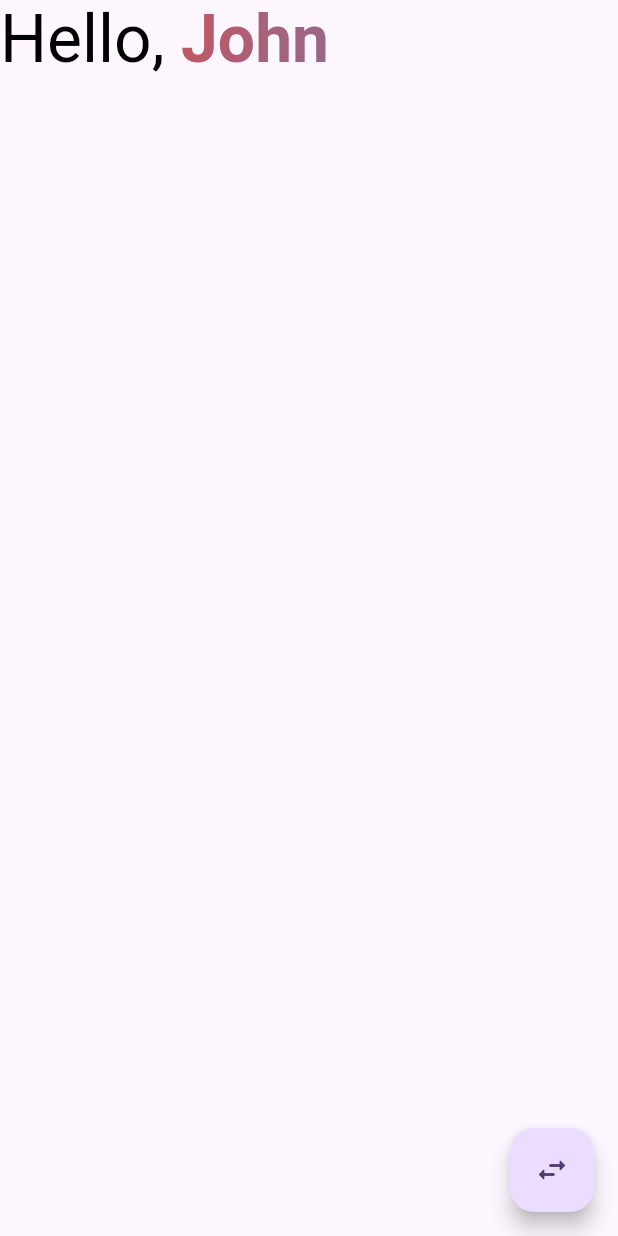
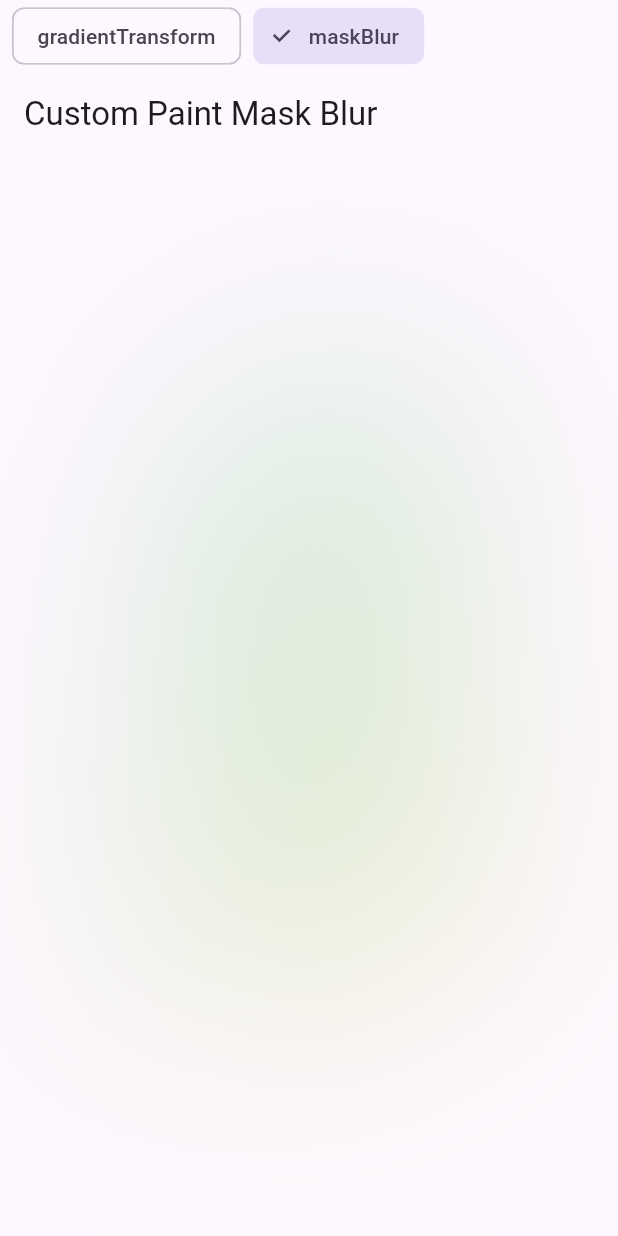
Before and after one commit to junaid1460/flutter_impeller_gradient_shader_bug_example, a Flutter app: the screen it shows after launch, on a phone screen of 412 x 824 dp. Run offline on Flutter 3.47's test engine with Material 2 defaults, Android fonts, the phone set to English and light mode, and no system bars.

Commit message:
example: mask blur with paths

```diff
--- a/lib/main.dart
+++ b/lib/main.dart
@@ -1,116 +1,74 @@
 import 'package:flutter/material.dart';
+import 'package:test/mask_blur.dart';
+
+import 'gradient_transform.dart';
 
 void main() {
-  runApp(const MyApp());
+  runApp(MaterialApp(
+    title: 'Flutter Demo',
+    theme: ThemeData(
+      colorScheme: ColorScheme.fromSeed(seedColor: Colors.deepPurple),
+      useMaterial3: true,
+    ),
+    home: Material(child: SafeArea(child: const MyApp())),
+  ));
 }
 
-class MyApp extends StatelessWidget {
+enum Issue {
+  gradientTransform,
+  maskBlur,
+}
+
+class MyApp extends StatefulWidget {
   const MyApp({super.key});
 
-  // This widget is the root of your application.
   @override
-  Widget build(BuildContext context) {
-    return MaterialApp(
-      title: 'Flutter Demo',
-      theme: ThemeData(
-        // This is the theme of your application.
-        //
-        // TRY THIS: Try running your application with "flutter run". You'll see
-        // the application has a blue toolbar. Then, without quitting the app,
-        // try changing the seedColor in the colorScheme below to Colors.green
-        // and then invoke "hot reload" (save your changes or press the "hot
-        // reload" button in a Flutter-supported IDE, or press "r" if you used
-        // the command line to start the app).
-        //
-        // Notice that the counter didn't reset back to zero; the application
-        // state is not lost during the reload. To reset the state, use hot
-        // restart instead.
-        //
-        // This works for code too, not just values: Most code changes can be
-        // tested with just a hot reload.
-        colorScheme: ColorScheme.fromSeed(seedColor: Colors.deepPurple),
-        useMaterial3: true,
-      ),
-      home: const MyHomePage(title: 'Flutter Demo Home Page'),
-    );
-  }
+  State<MyApp> createState() => _MyAppState();
 }
 
-class MyHomePage extends StatefulWidget {
-  const MyHomePage({super.key, required this.title});
-
-  // This widget is the home page of your application. It is stateful, meaning
-  // that it has a State object (defined below) that contains fields that affect
-  // how it looks.
-
-  // This class is the configuration for the state. It holds the values (in this
-  // case the title) provided by the parent (in this case the App widget) and
-  // used by the build method of the State. Fields in a Widget subclass are
-  // always marked "final".
-
-  final String title;
-
-  @override
-  State<MyHomePage> createState() => _MyHomePageState();
-}
-
-class _MyHomePageState extends State<MyHomePage> {
-  var _showRichText = true;
+class _MyAppState extends State<MyApp> {
+  var _selectedIssue = Issue.maskBlur;
 
   @override
   Widget build(BuildContext context) {
-    return Scaffold(
-      body: _showRichText ? SafeArea(child: _richText()) : _scrollView(),
-      floatingActionButton: FloatingActionButton(
-        onPressed: () => setState(() {
-          _showRichText = !_showRichText;
-        }),
-        child: const Icon(Icons.swap_horiz_rounded),
+    return Column(children: [
+      SingleChildScrollView(child: issuesChips()),
+      Expanded(
+        child: AnimatedSwitcher(
+          duration: const Duration(milliseconds: 300),
+          child: selectedIssue(),
+        ),
       ),
+    ]);
+  }
+
+  Widget issuesChips() {
+    return Row(
+      children: [
+        for (final (index, issue) in Issue.values.indexed) ...[
+          const SizedBox(width: 8),
+          ChoiceChip(
+            label: Text(issue.toString().split('.').last),
+            selected: _selectedIssue == issue,
+            onSelected: (selected) => setState(() {
+              _selectedIssue = issue;
+            }),
+          ),
+        ]
+      ],
     );
   }
 
-  Widget _scrollView() => CustomScrollView(
-        physics: BouncingScrollPhysics(parent: AlwaysScrollableScrollPhysics()),
-        slivers: [
-          const SliverAppBar(
-            title: Text('Scroll View'),
-          ),
-          SliverToBoxAdapter(
-              child: SingleChildScrollView(
-            child: Row(
-              children: [
-                _richText(),
-              ],
-            ),
-          )),
-        ],
-      );
-
-  Widget _richText() => RichText(
-        text: TextSpan(
-          children: [
-            const TextSpan(
-              text: 'Hello, ',
-            ),
-            TextSpan(
-              text: 'John',
-              style: TextStyle(
-                  fontWeight: FontWeight.bold,
-                  foreground: Paint()
-                    ..shader = const LinearGradient(
-                      colors: [
-                        Colors.red,
-                        Colors.blue,
-                      ],
-                    ).createShader(
-                        const Rect.fromLTWH(0.0, 0.0, 500.0, 800.0))),
-            ),
-          ],
-          style: const TextStyle(
-            fontSize: 44,
-            color: Colors.black,
-          ),
-        ),
-      );
+  Widget selectedIssue() {
+    switch (_selectedIssue) {
+      case Issue.gradientTransform:
+        return const GradientTextTransform(
+          key: ValueKey(#gradient_transform),
+        );
+      case Issue.maskBlur:
+        return const CustomPaintMaskBlur(
+          key: ValueKey(#custom_paint_mask_blur),
+        );
+    }
+  }
 }
--- /dev/null
+++ b/lib/mask_blur.dart
@@ -0,0 +1,85 @@
+import 'package:flutter/material.dart';
+
+class CustomPaintMaskBlur extends StatefulWidget {
+  const CustomPaintMaskBlur({super.key});
+
+  @override
+  State<CustomPaintMaskBlur> createState() => _CustomPaintMaskBlurState();
+}
+
+class _CustomPaintMaskBlurState extends State<CustomPaintMaskBlur> {
+  @override
+  Widget build(BuildContext context) {
+    return Scaffold(
+        appBar: AppBar(
+          title: const Text('Custom Paint Mask Blur'),
+        ),
+        body: SizedBox.expand(
+          child: CustomPaint(
+            painter: _ExamplePainter(),
+          ),
+        ));
+  }
+}
+
+class _ExamplePainter extends CustomPainter {
+  @override
+  void paint(Canvas canvas, Size size) {
+    Path path_0 = Path();
+    path_0.moveTo(size.width * 0.4969963, size.height * 0.2225648);
+    path_0.cubicTo(
+        size.width * 0.3010403,
+        size.height * 0.2494297,
+        size.width * 0.2630477,
+        size.height * 0.4639523,
+        size.width * 0.2850391,
+        size.height * 0.6040218);
+    path_0.cubicTo(
+        size.width * 0.2850391,
+        size.height * 0.6892674,
+        size.width * 0.2085379,
+        size.height * 0.6246876,
+        size.width * 0.1895880,
+        size.height * 0.7013233);
+    path_0.cubicTo(
+        size.width * 0.1706381,
+        size.height * 0.7779591,
+        size.width * 0.3566271,
+        size.height * 0.8106794,
+        size.width * 0.6528056,
+        size.height * 0.7762360);
+    path_0.cubicTo(
+        size.width * 0.9489841,
+        size.height * 0.7417940,
+        size.width * 0.7405367,
+        size.height * 0.5954106,
+        size.width * 0.7398350,
+        size.height * 0.4051119);
+    path_0.cubicTo(
+        size.width * 0.7391333,
+        size.height * 0.2148145,
+        size.width * 0.7419401,
+        size.height * 0.1889823,
+        size.width * 0.4969963,
+        size.height * 0.2225648);
+    path_0.close();
+
+    final paint = Paint()
+      ..maskFilter = const MaskFilter.blur(BlurStyle.normal, 164.0)
+      ..shader = LinearGradient(
+        colors: [
+          const Color(0xff00AF54).withOpacity(0.3),
+          const Color(0xffFFE972).withOpacity(0.3)
+        ],
+        begin: Alignment.topLeft,
+        end: Alignment.bottomRight,
+      ).createShader(Rect.fromLTWH(0, 0, size.width, size.height));
+
+    canvas.drawPath(path_0, paint);
+  }
+
+  @override
+  bool shouldRepaint(covariant CustomPainter oldDelegate) {
+    return false;
+  }
+}
```
Also changed, not shown: lib/gradient_transform.dart (added, +69 -0 lines), 1 other file.
